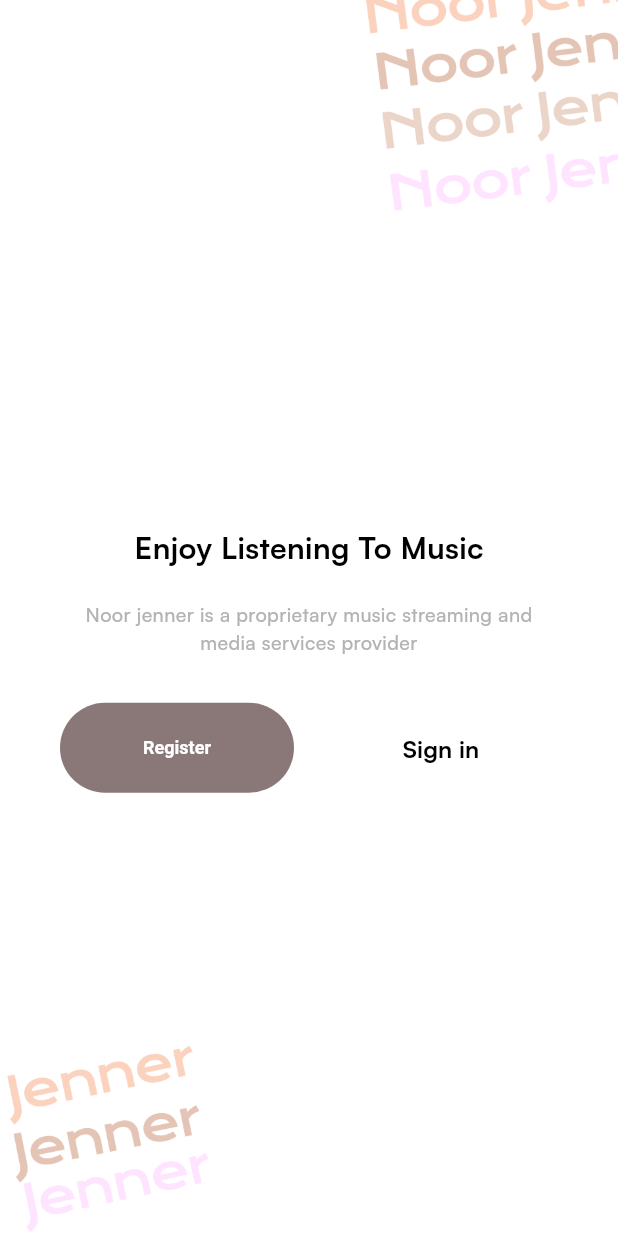
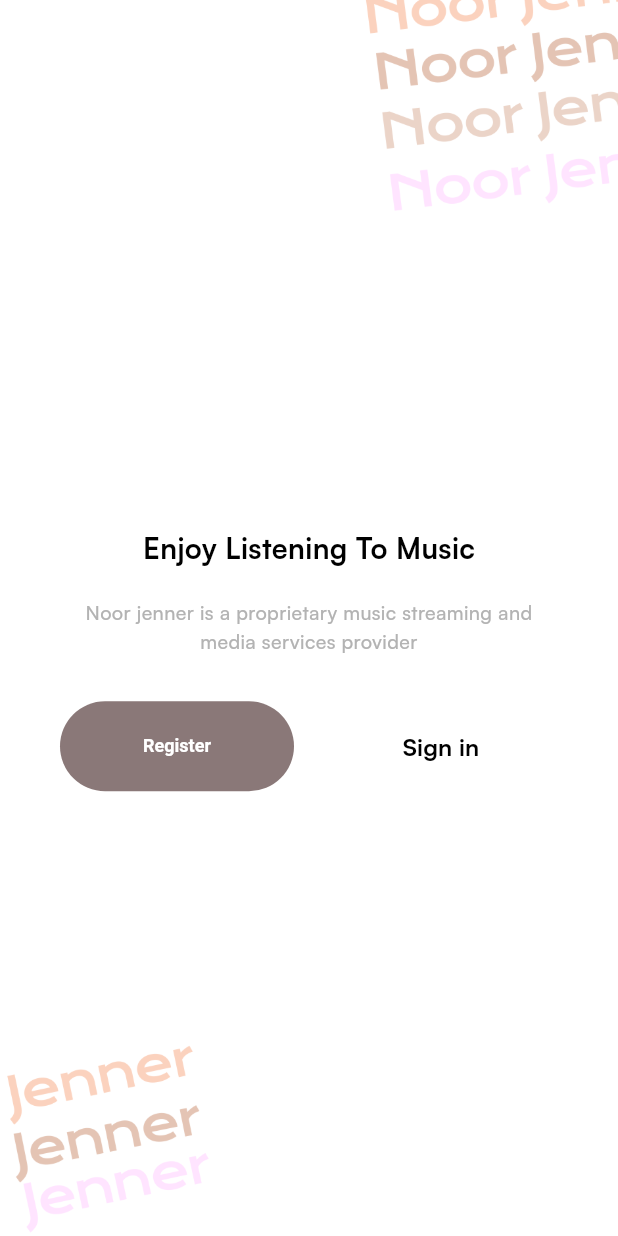
Before and after one commit to CaseyOchieng/Noor-Jenner-, a Flutter app: the SignupOrSignin screen opened directly, on a phone screen of 412 x 824 dp. Run offline on Flutter 3.47's test engine with Material 3 defaults, Android fonts, the phone set to English and light mode, and no system bars; our stand-ins replace flutter_bloc, flutter_svg, hydrated_bloc.

Commit message:
style: :art: add the style for signin
add the style for signin

add the style for signin

```diff
--- a/lib/core/configs/theme/app_theme.dart
+++ b/lib/core/configs/theme/app_theme.dart
@@ -14,7 +14,7 @@ class AppTheme {
       hintStyle: TextStyle(
         color: Color(0xffA7A7A7),
         fontSize: 13,
-        fontWeight: FontWeight.bold,
+        fontWeight: FontWeight.w500,
       ),
       contentPadding: EdgeInsets.all(15),
       border: OutlineInputBorder(
@@ -58,7 +58,7 @@ class AppTheme {
       hintStyle: TextStyle(
         color: Color(0xff383838),
         fontSize: 13,
-        fontWeight: FontWeight.bold,
+        fontWeight: FontWeight.w500,
       ),
       contentPadding: EdgeInsets.all(15),
       border: OutlineInputBorder(
--- a/lib/presentation/auth/pages/signup_or_signin.dart
+++ b/lib/presentation/auth/pages/signup_or_signin.dart
@@ -38,7 +38,7 @@ class SignupOrSignin extends StatelessWidget {
                       'Enjoy Listening To Music',
                       style: TextStyle(
                         fontWeight: FontWeight.bold,
-                        fontSize: 20,
+                        fontSize: 19,
                         color: Colors.black,
                       ),
                     ),
@@ -96,8 +96,9 @@ class SignupOrSignin extends StatelessWidget {
                                 fontSize: 16,
                                 color: Colors.black,
                               ),
-                              )),
-                        )
+                            ),
+                          ),
+                        ),
                       ],
                     )
                   ],
```
Lines whose indentation alone changed are shown as unchanged.
